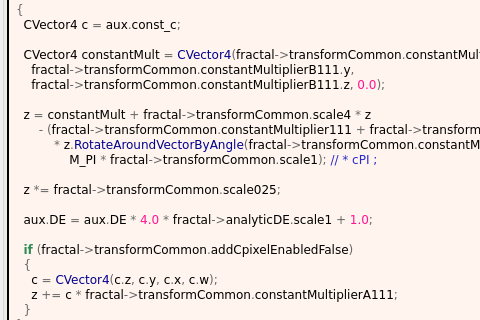
This is mandelbulber2/formula/ui/collatz_mod.ui in buddhi1980/mandelbulber2 as Qt 5 draws it before an edit; both pictures show x 0 to 480 and y 637 to 957 of the 898 by 1131 pixel window. The edited form follows.
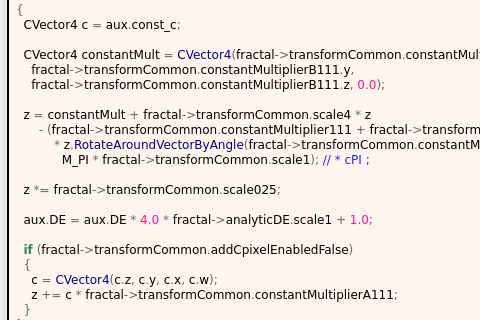
This is the edited form. Custom widgets are drawn as their Qt base class.

Diff of the .ui file:
```diff
--- a/mandelbulber2/formula/ui/collatz_mod.ui
+++ b/mandelbulber2/formula/ui/collatz_mod.ui
@@ -704,7 +704,7 @@
   z &lt;span style=&quot;color:#676767&quot;&gt;=&lt;/span&gt; constantMult &lt;span style=&quot;color:#676767&quot;&gt;+&lt;/span&gt; fractal&lt;span style=&quot;color:#676767&quot;&gt;-&amp;gt;&lt;/span&gt;transformCommon&lt;span style=&quot;color:#676767&quot;&gt;.&lt;/span&gt;scale4 &lt;span style=&quot;color:#676767&quot;&gt;*&lt;/span&gt; z
       &lt;span style=&quot;color:#676767&quot;&gt;- (&lt;/span&gt;fractal&lt;span style=&quot;color:#676767&quot;&gt;-&amp;gt;&lt;/span&gt;transformCommon&lt;span style=&quot;color:#676767&quot;&gt;.&lt;/span&gt;constantMultiplier111 &lt;span style=&quot;color:#676767&quot;&gt;+&lt;/span&gt; fractal&lt;span style=&quot;color:#676767&quot;&gt;-&amp;gt;&lt;/span&gt;transformCommon&lt;span style=&quot;color:#676767&quot;&gt;.&lt;/span&gt;scale2 &lt;span style=&quot;color:#676767&quot;&gt;*&lt;/span&gt; z&lt;span style=&quot;color:#676767&quot;&gt;)&lt;/span&gt;
           &lt;span style=&quot;color:#676767&quot;&gt;*&lt;/span&gt; z&lt;span style=&quot;color:#676767&quot;&gt;.&lt;/span&gt;&lt;span style=&quot;color:#00008f&quot;&gt;RotateAroundVectorByAngle&lt;/span&gt;&lt;span style=&quot;color:#676767&quot;&gt;(&lt;/span&gt;fractal&lt;span style=&quot;color:#676767&quot;&gt;-&amp;gt;&lt;/span&gt;transformCommon&lt;span style=&quot;color:#676767&quot;&gt;.&lt;/span&gt;constantMultiplier111&lt;span style=&quot;color:#676767&quot;&gt;.&lt;/span&gt;&lt;span style=&quot;color:#00008f&quot;&gt;GetXYZ&lt;/span&gt;&lt;span style=&quot;color:#676767&quot;&gt;(),&lt;/span&gt;
-              M_PI &lt;span style=&quot;color:#676767&quot;&gt;*&lt;/span&gt; fractal&lt;span style=&quot;color:#676767&quot;&gt;-&amp;gt;&lt;/span&gt;transformCommon&lt;span style=&quot;color:#676767&quot;&gt;.&lt;/span&gt;scale1&lt;span style=&quot;color:#676767&quot;&gt;);&lt;/span&gt; &lt;span style=&quot;color:#2929cc&quot;&gt;// * cPI ;&lt;/span&gt;
+            M_PI &lt;span style=&quot;color:#676767&quot;&gt;*&lt;/span&gt; fractal&lt;span style=&quot;color:#676767&quot;&gt;-&amp;gt;&lt;/span&gt;transformCommon&lt;span style=&quot;color:#676767&quot;&gt;.&lt;/span&gt;scale1&lt;span style=&quot;color:#676767&quot;&gt;);&lt;/span&gt; &lt;span style=&quot;color:#2929cc&quot;&gt;// * cPI ;&lt;/span&gt;
 
   z &lt;span style=&quot;color:#676767&quot;&gt;*=&lt;/span&gt; fractal&lt;span style=&quot;color:#676767&quot;&gt;-&amp;gt;&lt;/span&gt;transformCommon&lt;span style=&quot;color:#676767&quot;&gt;.&lt;/span&gt;scale025&lt;span style=&quot;color:#676767&quot;&gt;;&lt;/span&gt;
 
```
